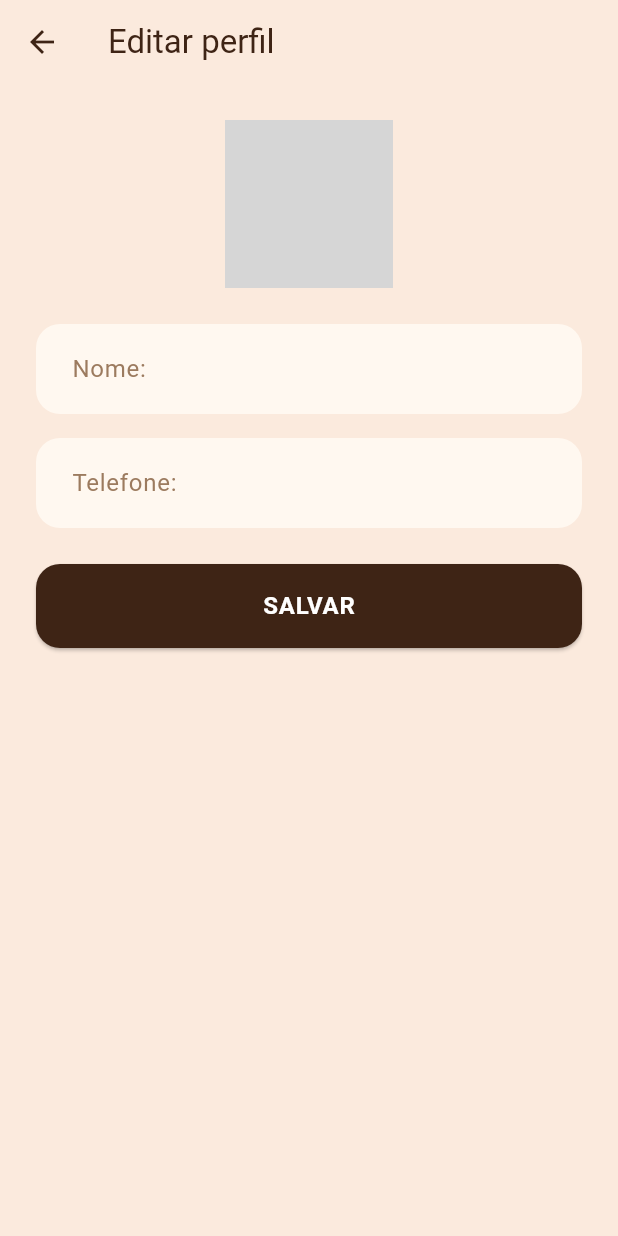
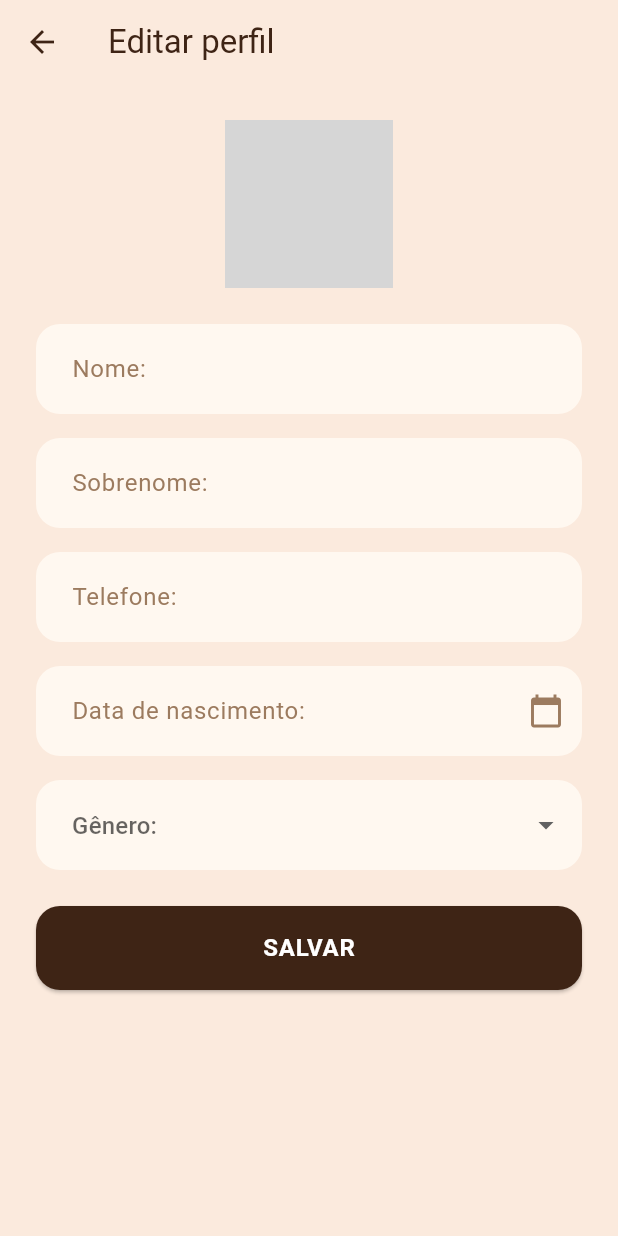
Before and after one commit to AleksGustavo/PetConnect, a Flutter app: the ConfiguracoesScreen screen opened by its route, after a tap on "Editar perfil", on a phone screen of 412 x 824 dp. Run offline on Flutter 3.47's test engine with Material 3 defaults, Android fonts, the phone set to English and light mode, and no system bars; our stand-ins replace cloud_firestore, firebase_auth, firebase_core, firebase_storage, flutter_riverpod, go_router and 2 more; accounts and stored records are empty; generated files the repository leaves out were written again; network calls fail; grey boxes are pictures that could not be loaded.

Commit message:
feat: expande edicao de perfil do tutor (sobrenome, nascimento, genero) (#11)
Merge automatico: flutter analyze sem problemas, 9 testes passando.

```diff
--- a/lib/features/usuario/data/firebase_usuario_repository.dart
+++ b/lib/features/usuario/data/firebase_usuario_repository.dart
@@ -51,6 +51,7 @@ class FirebaseUsuarioRepository implements UsuarioRepository {
     await _usuarios.doc(uid).set({
       'usuarioID': uid,
       'nome': nome,
+      'sobrenome': '',
       'email': email,
       'telefone': telefone,
       'dataNascimento': dataNascimento,
@@ -72,13 +73,19 @@ class FirebaseUsuarioRepository implements UsuarioRepository {
   @override
   Future<void> updateUsuario({
     required String nome,
+    required String sobrenome,
     required String telefone,
+    required String dataNascimento,
+    required String genero,
     String? foto,
   }) async {
     final uid = _auth.currentUser!.uid;
     await _usuarios.doc(uid).update({
       'nome': nome,
+      'sobrenome': sobrenome,
       'telefone': telefone,
+      'dataNascimento': dataNascimento,
+      'genero': genero,
       if (foto != null) 'foto': foto,
     });
   }
--- a/lib/features/usuario/domain/usuario.dart
+++ b/lib/features/usuario/domain/usuario.dart
@@ -12,12 +12,18 @@ class Usuario {
     required this.telefone,
     required this.dataNascimento,
     required this.genero,
+    this.sobrenome = '',
     this.foto,
   });
 
   final String id;
   final String usuarioID;
   final String nome;
+
+  /// Campo novo (não existia no banco original) — contas criadas antes
+  /// desta versão simplesmente não têm o valor até o tutor editar o
+  /// perfil (RF08). Ver docs/modelo-dados-firestore.md.
+  final String sobrenome;
   final String email;
   final String telefone;
 
@@ -26,11 +32,15 @@ class Usuario {
   final String genero;
   final String? foto;
 
+  /// Nome completo (nome + sobrenome), usado em saudações/exibição.
+  String get nomeCompleto => [nome, sobrenome].where((s) => s.isNotEmpty).join(' ');
+
   factory Usuario.fromMap(String id, Map<String, dynamic> map) {
     return Usuario(
       id: id,
       usuarioID: map['usuarioID'] as String? ?? '',
       nome: map['nome'] as String? ?? '',
+      sobrenome: map['sobrenome'] as String? ?? '',
       email: map['email'] as String? ?? '',
       telefone: map['telefone'] as String? ?? '',
       dataNascimento: map['dataNascimento'] as String? ?? '',
@@ -43,6 +53,7 @@ class Usuario {
     return {
       'usuarioID': usuarioID,
       'nome': nome,
+      'sobrenome': sobrenome,
       'email': email,
       'telefone': telefone,
       'dataNascimento': dataNascimento,
@@ -53,6 +64,7 @@ class Usuario {
 
   Usuario copyWith({
     String? nome,
+    String? sobrenome,
     String? email,
     String? telefone,
     String? dataNascimento,
@@ -63,6 +75,7 @@ class Usuario {
       id: id,
       usuarioID: usuarioID,
       nome: nome ?? this.nome,
+      sobrenome: sobrenome ?? this.sobrenome,
       email: email ?? this.email,
       telefone: telefone ?? this.telefone,
       dataNascimento: dataNascimento ?? this.dataNascimento,
--- a/lib/features/usuario/domain/usuario_repository.dart
+++ b/lib/features/usuario/domain/usuario_repository.dart
@@ -24,10 +24,13 @@ abstract class UsuarioRepository {
 
   Future<void> signOut();
 
-  /// Edita nome, telefone e foto do tutor autenticado (RF08).
+  /// Edita os dados do tutor autenticado (RF08).
   Future<void> updateUsuario({
     required String nome,
+    required String sobrenome,
     required String telefone,
+    required String dataNascimento,
+    required String genero,
     String? foto,
   });
 
--- a/lib/features/usuario/presentation/screens/editar_perfil_screen.dart
+++ b/lib/features/usuario/presentation/screens/editar_perfil_screen.dart
@@ -4,14 +4,18 @@ import 'package:go_router/go_router.dart';
 import 'package:image_picker/image_picker.dart';
 
 import '../../../../core/theme/app_colors.dart';
+import '../../../../core/utils/br_date.dart';
+import '../../../../core/utils/upload_error.dart';
 import '../../../../core/widgets/avatar_picker.dart';
 import '../../../pet/presentation/providers/anexo_providers.dart';
 import '../../domain/usuario.dart';
 import '../providers/auth_providers.dart';
 
 const _tamanhoMaximoFoto = 5 * 1024 * 1024; // 5MB — ver docs/seguranca.md.
+const _generos = ['Homem', 'Mulher', 'Outro'];
 
-/// Edição dos dados do tutor (RF08): nome, telefone e foto.
+/// Edição dos dados do tutor (RF08): nome, sobrenome, telefone, data de
+/// nascimento, gênero e foto.
 class EditarPerfilScreen extends ConsumerStatefulWidget {
   const EditarPerfilScreen({super.key, required this.usuario});
 
@@ -24,7 +28,12 @@ class EditarPerfilScreen extends ConsumerStatefulWidget {
 class _EditarPerfilScreenState extends ConsumerState<EditarPerfilScreen> {
   final _formKey = GlobalKey<FormState>();
   late final _nomeController = TextEditingController(text: widget.usuario.nome);
+  late final _sobrenomeController = TextEditingController(text: widget.usuario.sobrenome);
   late final _telefoneController = TextEditingController(text: widget.usuario.telefone);
+  late final _nascimentoController =
+      TextEditingController(text: widget.usuario.dataNascimento);
+  late String? _genero =
+      widget.usuario.genero.isNotEmpty ? widget.usuario.genero : null;
   late String? _foto = widget.usuario.foto;
 
   bool _enviandoFoto = false;
@@ -34,8 +43,23 @@ class _EditarPerfilScreenState extends ConsumerState<EditarPerfilScreen> {
   @override
   void dispose() {
     _nomeController.dispose();
+    _sobrenomeController.dispose();
     _telefoneController.dispose();
+    _nascimentoController.dispose();
     super.dispose();
+  }
+
+  Future<void> _pickNascimento() async {
+    final initial = parseBrDate(_nascimentoController.text) ?? DateTime(2000);
+    final picked = await showDatePicker(
+      context: context,
+      initialDate: initial,
+      firstDate: DateTime(1900),
+      lastDate: DateTime.now(),
+    );
+    if (picked != null) {
+      _nascimentoController.text = formatBrDate(picked);
+    }
   }
 
   Future<void> _escolherFoto() async {
@@ -59,8 +83,8 @@ class _EditarPerfilScreenState extends ConsumerState<EditarPerfilScreen> {
           .read(anexoRepositoryProvider)
           .upload(path: path, bytes: bytes, contentType: 'image/jpeg');
       if (mounted) setState(() => _foto = url);
-    } catch (_) {
-      if (mounted) setState(() => _error = 'Não foi possível enviar a foto. Tente novamente.');
+    } catch (e) {
+      if (mounted) setState(() => _error = describirErroUpload(e, item: 'a foto'));
     } finally {
       if (mounted) setState(() => _enviandoFoto = false);
     }
@@ -75,7 +99,10 @@ class _EditarPerfilScreenState extends ConsumerState<EditarPerfilScreen> {
     try {
       await ref.read(usuarioRepositoryProvider).updateUsuario(
             nome: _nomeController.text.trim(),
+            sobrenome: _sobrenomeController.text.trim(),
             telefone: _telefoneController.text.trim(),
+            dataNascimento: _nascimentoController.text.trim(),
+            genero: _genero ?? '',
             foto: _foto,
           );
       if (mounted) context.pop();
@@ -121,9 +148,33 @@ class _EditarPerfilScreenState extends ConsumerState<EditarPerfilScreen> {
                 ),
                 const SizedBox(height: 16),
                 TextFormField(
+                  controller: _sobrenomeController,
+                  decoration: const InputDecoration(hintText: 'Sobrenome:'),
+                ),
+                const SizedBox(height: 16),
+                TextFormField(
                   controller: _telefoneController,
                   keyboardType: TextInputType.phone,
                   decoration: const InputDecoration(hintText: 'Telefone:'),
+                ),
+                const SizedBox(height: 16),
+                TextFormField(
+                  controller: _nascimentoController,
+                  readOnly: true,
+                  onTap: _pickNascimento,
+                  decoration: const InputDecoration(
+                    hintText: 'Data de nascimento:',
+                    suffixIcon: Icon(Icons.calendar_today, color: AppColors.textMuted),
+                  ),
+                ),
+                const SizedBox(height: 16),
+                DropdownButtonFormField<String>(
+                  initialValue: _genero,
+                  decoration: const InputDecoration(hintText: 'Gênero:'),
+                  items: _generos
+                      .map((g) => DropdownMenuItem(value: g, child: Text(g)))
+                      .toList(),
+                  onChanged: (value) => setState(() => _genero = value),
                 ),
                 if (_error != null) ...[
                   const SizedBox(height: 12),
--- a/lib/features/usuario/presentation/screens/home_screen.dart
+++ b/lib/features/usuario/presentation/screens/home_screen.dart
@@ -109,7 +109,7 @@ class HomeScreen extends ConsumerWidget {
                 Padding(
                   padding: const EdgeInsets.fromLTRB(24, 16, 24, 8),
                   child: Text(
-                    usuario != null ? 'Bem-vindo, ${usuario.nome}!' : 'Bem-vindo!',
+                    usuario != null ? 'Bem-vindo, ${usuario.nomeCompleto}!' : 'Bem-vindo!',
                     style: const TextStyle(
                       fontSize: 20,
                       fontWeight: FontWeight.bold,
```
Also changed, not shown: 1 other file.
